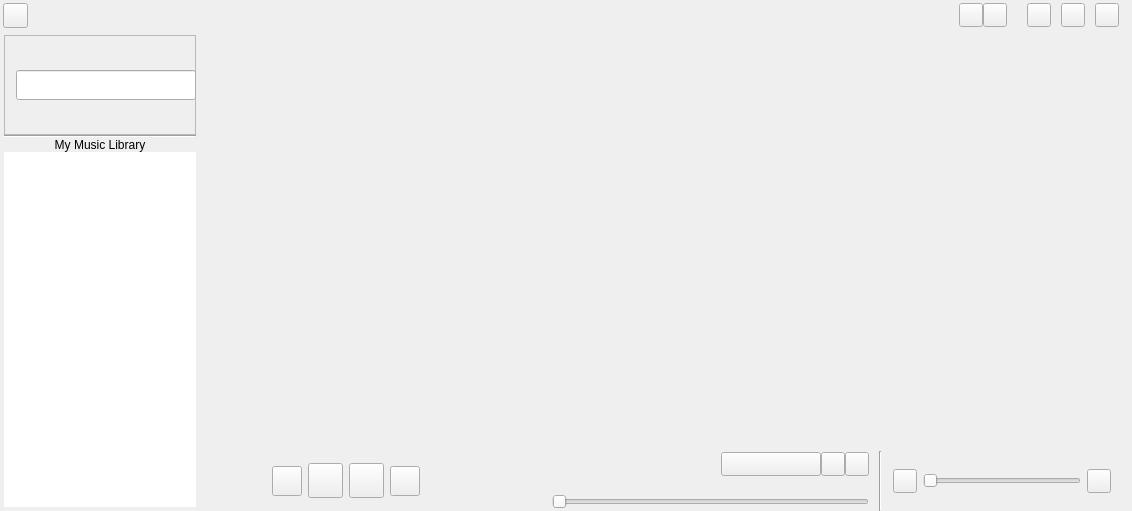
billlin0904/xamp2, file src/xamp/xamp.ui: the form before one commit.
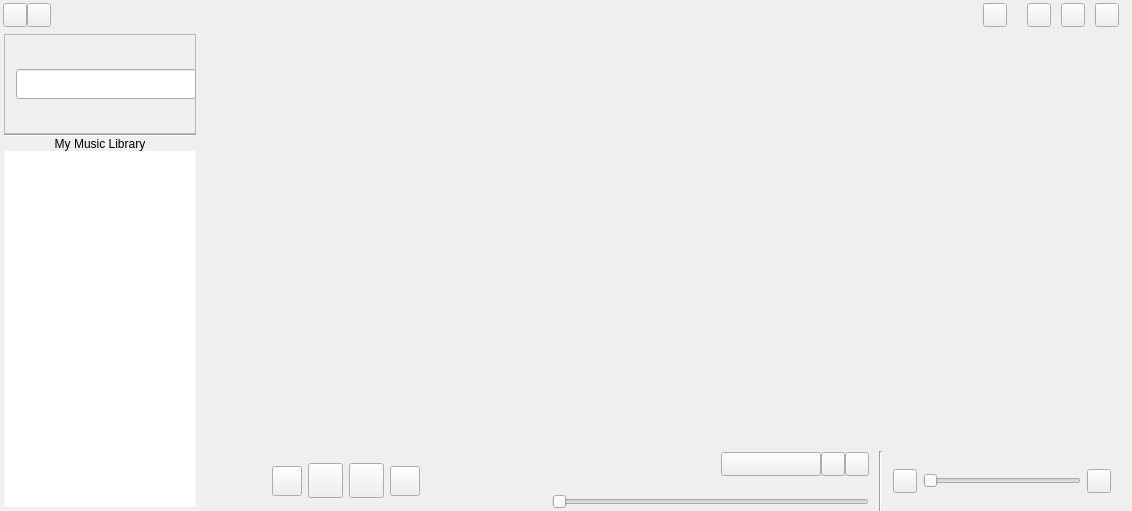
The form after the commit. Custom widgets are drawn as their Qt base class.

The edit to the form file:
```diff
--- a/src/xamp/xamp.ui
+++ b/src/xamp/xamp.ui
@@ -691,8 +691,8 @@
        <widget class="QToolButton" name="logoButton">
         <property name="minimumSize">
          <size>
-          <width>25</width>
-          <height>25</height>
+          <width>24</width>
+          <height>24</height>
          </size>
         </property>
         <property name="text">
@@ -707,6 +707,31 @@
         </property>
        </widget>
       </item>
+      <item>
+       <widget class="QToolButton" name="settingsButton">
+        <property name="minimumSize">
+         <size>
+          <width>24</width>
+          <height>24</height>
+         </size>
+        </property>
+        <property name="maximumSize">
+         <size>
+          <width>24</width>
+          <height>24</height>
+         </size>
+        </property>
+        <property name="focusPolicy">
+         <enum>Qt::NoFocus</enum>
+        </property>
+        <property name="text">
+         <string/>
+        </property>
+        <property name="popupMode">
+         <enum>QToolButton::InstantPopup</enum>
+        </property>
+       </widget>
+      </item>
       <item>
        <widget class="QLabel" name="titleFrameLabel">
         <property name="sizePolicy">
@@ -745,31 +770,6 @@
         </property>
        </widget>
       </item>
-      <item>
-       <widget class="QToolButton" name="settingsButton">
-        <property name="minimumSize">
-         <size>
-          <width>24</width>
-          <height>24</height>
-         </size>
-        </property>
-        <property name="maximumSize">
-         <size>
-          <width>24</width>
-          <height>24</height>
-         </size>
-        </property>
-        <property name="focusPolicy">
-         <enum>Qt::NoFocus</enum>
-        </property>
-        <property name="text">
-         <string/>
-        </property>
-        <property name="popupMode">
-         <enum>QToolButton::InstantPopup</enum>
-        </property>
-       </widget>
-      </item>
       <item>
        <spacer name="horizontalSpacer_15">
         <property name="orientation">
```
